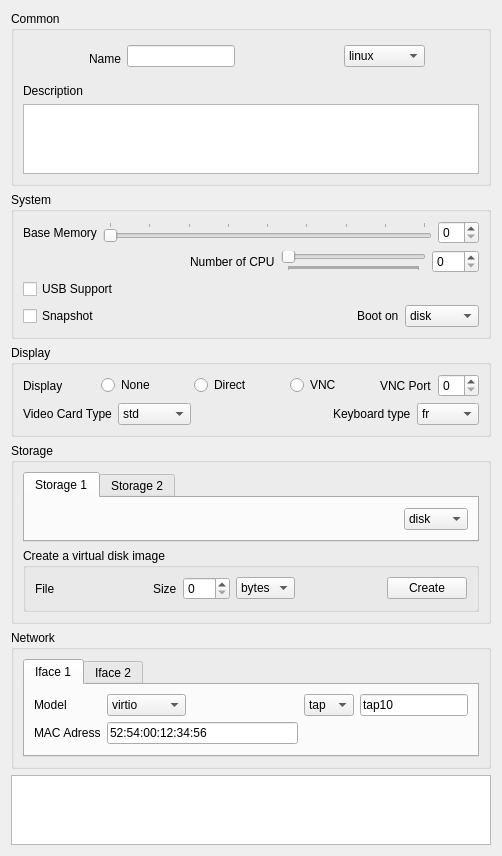
Old version of the form src/kvirtualview_base.ui in the repository didier13150/kvirtual.
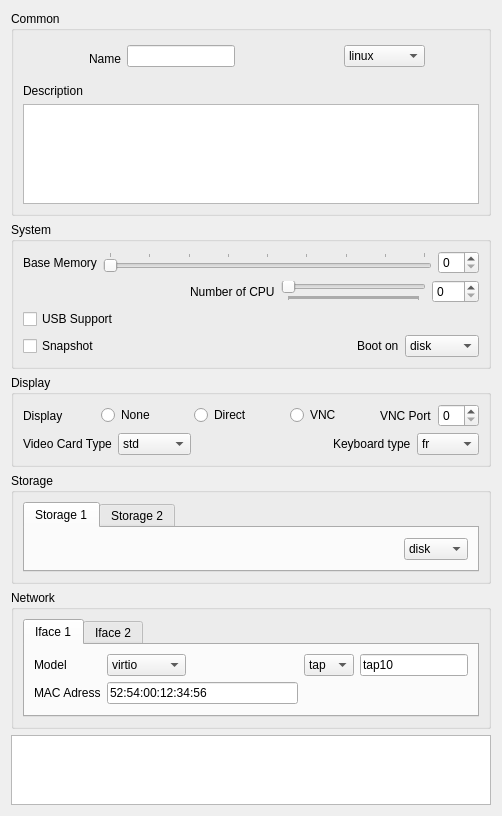
New version of the form. Custom widgets are drawn as their Qt base class.

Commit message: Add disk image (qcow2 only for the moment) creator

Diff of the .ui file:
```diff
--- a/src/kvirtualview_base.ui
+++ b/src/kvirtualview_base.ui
@@ -807,103 +807,6 @@
         </widget>
        </widget>
       </item>
-      <item row="1" column="0">
-       <widget class="QGroupBox" name="groupBox_create_img">
-        <property name="title">
-         <string>Create a virtual disk image</string>
-        </property>
-        <layout class="QGridLayout" name="gridLayout_6">
-         <item row="0" column="1">
-          <widget class="KUrlRequester" name="kurlrequester_create_img">
-           <property name="mode">
-            <set>KFile::File|KFile::LocalOnly</set>
-           </property>
-          </widget>
-         </item>
-         <item row="0" column="7">
-          <widget class="QPushButton" name="pushButton_create_img">
-           <property name="text">
-            <string>Create</string>
-           </property>
-          </widget>
-         </item>
-         <item row="0" column="0">
-          <widget class="QLabel" name="label_create_img_file">
-           <property name="text">
-            <string>File</string>
-           </property>
-          </widget>
-         </item>
-         <item row="0" column="3">
-          <widget class="QLabel" name="label_create_img_size">
-           <property name="text">
-            <string>Size</string>
-           </property>
-          </widget>
-         </item>
-         <item row="0" column="4">
-          <widget class="QSpinBox" name="spinBox_create_img_size">
-           <property name="maximum">
-            <number>999</number>
-           </property>
-          </widget>
-         </item>
-         <item row="0" column="5">
-          <widget class="QComboBox" name="comboBox_create_img_size">
-           <item>
-            <property name="text">
-             <string>bytes</string>
-            </property>
-           </item>
-           <item>
-            <property name="text">
-             <string>k</string>
-            </property>
-           </item>
-           <item>
-            <property name="text">
-             <string>M</string>
-            </property>
-           </item>
-           <item>
-            <property name="text">
-             <string>G</string>
-            </property>
-           </item>
-          </widget>
-         </item>
-         <item row="0" column="2">
-          <spacer name="horizontalSpacer_10">
-           <property name="orientation">
-            <enum>Qt::Horizontal</enum>
-           </property>
-           <property name="sizeHint" stdset="0">
-            <size>
-             <width>40</width>
-             <height>20</height>
-            </size>
-           </property>
-          </spacer>
-         </item>
-         <item row="0" column="6">
-          <spacer name="horizontalSpacer_11">
-           <property name="orientation">
-            <enum>Qt::Horizontal</enum>
-           </property>
-           <property name="sizeType">
-            <enum>QSizePolicy::Expanding</enum>
-           </property>
-           <property name="sizeHint" stdset="0">
-            <size>
-             <width>40</width>
-             <height>20</height>
-            </size>
-           </property>
-          </spacer>
-         </item>
-        </layout>
-       </widget>
-      </item>
      </layout>
     </widget>
    </item>
```
The commit also changes 6 other files.
